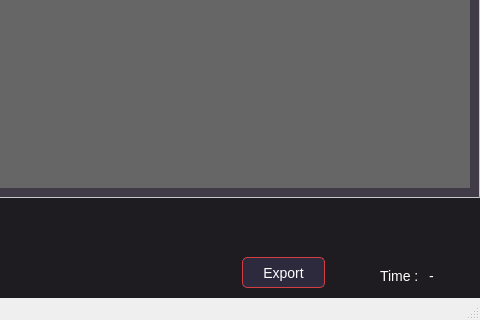
First picture: the form in UIFiles/main_UI.ui, repository amirhossein-mlkz/railProject_server, before the edit; both pictures show x 673 to 1153 and y 429 to 749 of the 1153 by 749 pixel window.
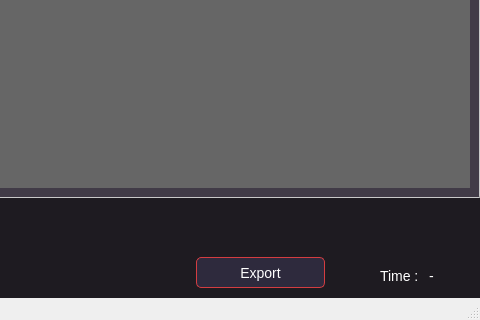
Second picture: the form after the edit. Icons and pictures are not drawn. Custom widgets are drawn as their Qt base class.

What changed in the file:
```diff
--- a/UIFiles/main_UI.ui
+++ b/UIFiles/main_UI.ui
@@ -1662,7 +1662,7 @@
                         <widget class="QPushButton" name="btn_export">
                          <property name="minimumSize">
                           <size>
-                           <width>0</width>
+                           <width>129</width>
                            <height>31</height>
                           </size>
                          </property>
```
Left out of the diff: 3 changed lines with no effect on the pictures.
